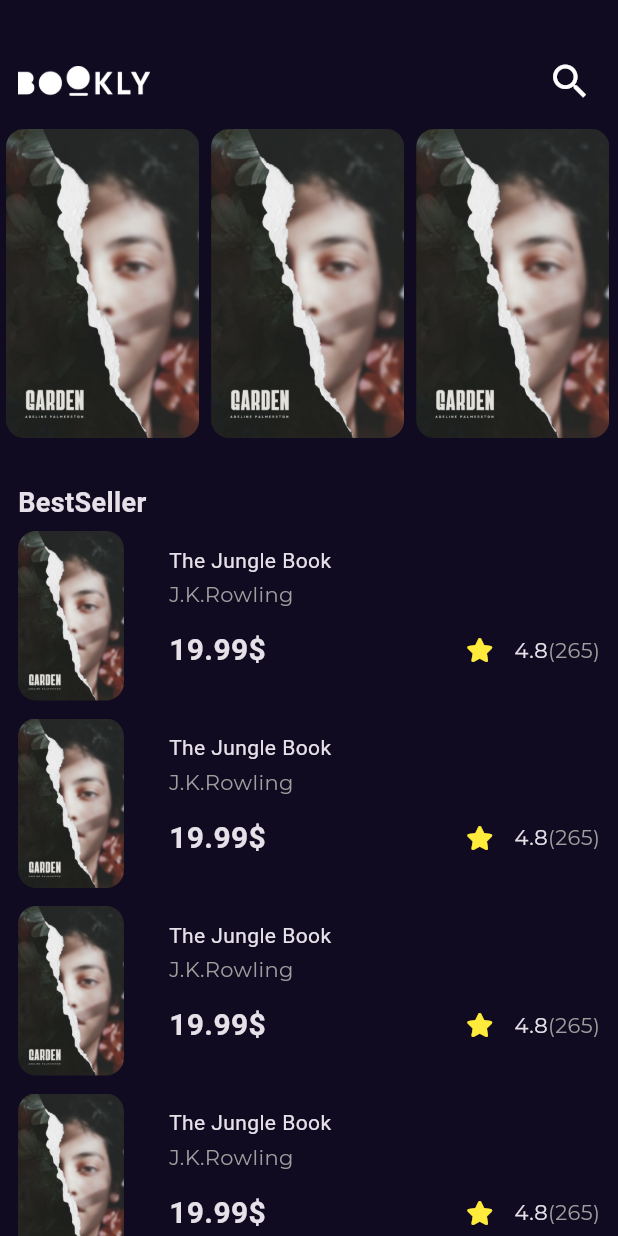
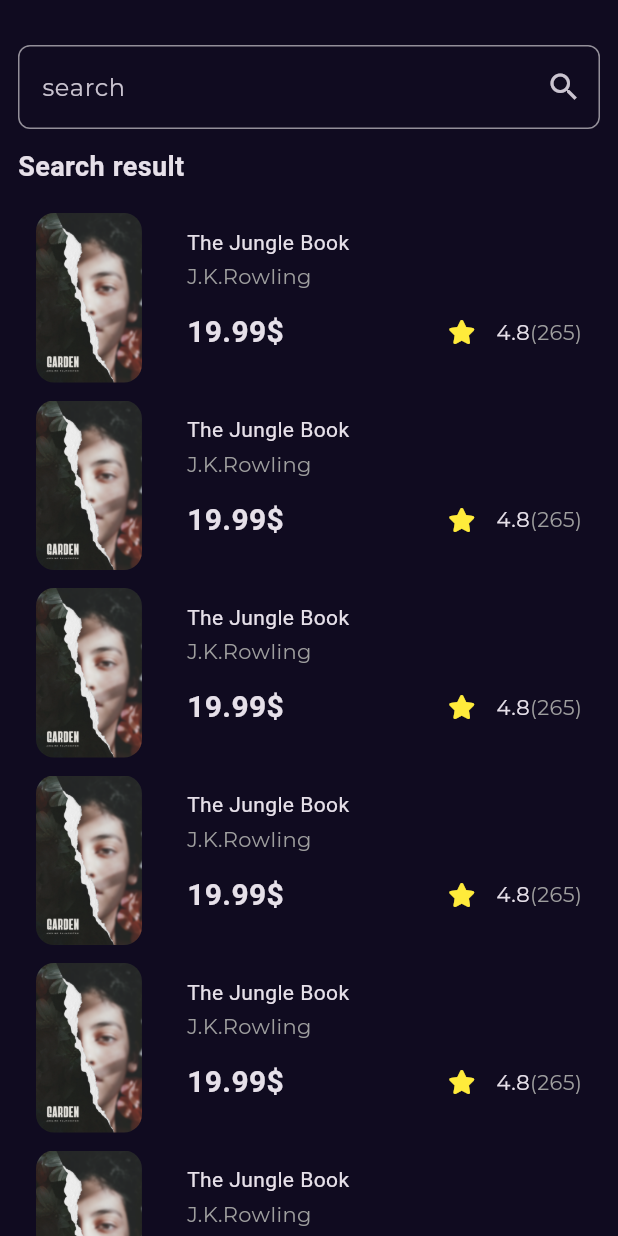
Before and after one commit to khaledelnagdy10/Bookly_app, a Flutter app: the screen it shows after launch, after a tap on the "search" icon, on a phone screen of 412 x 824 dp. Run offline on Flutter 3.47's test engine with Material 3 defaults, Android fonts, the phone set to English and light mode, and no system bars; our stand-ins replace font_awesome_flutter, go_router, google_fonts.

Commit message:
creat Seach view body

```diff
--- a/lib/core/utils/routers.dart
+++ b/lib/core/utils/routers.dart
@@ -1,5 +1,6 @@
 import 'package:bookly_app/features/home/presentation/views/home_view.dart';
 import 'package:bookly_app/features/home/presentation/views/widgets/book_details_view.dart';
+import 'package:bookly_app/features/search/presentation/views/widget/search_view_body.dart';
 import 'package:bookly_app/features/splash/presentation/views/splash_view.dart';
 import 'package:flutter/material.dart';
 import 'package:go_router/go_router.dart';
@@ -21,7 +22,12 @@ abstract class AppRouter {
           path: '/bookDetailsView',
           builder: (BuildContext context, GoRouterState state) {
             return const BookDetialsView();
-          })
+          }),
+      GoRoute(
+          path: '/searchView',
+          builder: (BuildContext context, GoRouterState state) {
+            return const SearchViewBody();
+          }),
     ],
   );
 }
--- a/lib/features/home/presentation/views/widgets/book_details_body.dart
+++ b/lib/features/home/presentation/views/widgets/book_details_body.dart
@@ -14,7 +14,6 @@ class BookDetailsBody extends StatelessWidget {
     return CustomScrollView(
       slivers: [
         SliverFillRemaining(
-          hasScrollBody: false,
           child: SafeArea(
             child: Padding(
               padding: const EdgeInsets.symmetric(horizontal: 10.0),
--- a/lib/features/home/presentation/views/widgets/custom_home_view_app_bar.dart
+++ b/lib/features/home/presentation/views/widgets/custom_home_view_app_bar.dart
@@ -1,5 +1,6 @@
 import 'package:bookly_app/core/utils/assets.dart';
 import 'package:flutter/material.dart';
+import 'package:go_router/go_router.dart';
 
 class CustomHomeViewAppBar extends StatelessWidget {
   const CustomHomeViewAppBar({super.key});
@@ -16,7 +17,9 @@ class CustomHomeViewAppBar extends StatelessWidget {
             scale: 3.4,
           ),
           IconButton(
-              onPressed: () {},
+              onPressed: () {
+                GoRouter.of(context).push('/searchView');
+              },
               icon: const Icon(
                 Icons.search,
                 size: 30,
--- /dev/null
+++ b/lib/features/search/presentation/views/widget/search_books_list_view.dart
@@ -0,0 +1,87 @@
+import 'package:bookly_app/constants.dart';
+import 'package:bookly_app/core/utils/assets.dart';
+import 'package:bookly_app/core/utils/styles.dart';
+import 'package:bookly_app/features/home/presentation/views/widgets/rating_book.dart';
+import 'package:flutter/material.dart';
+import 'package:go_router/go_router.dart';
+
+class SearchBookListView extends StatelessWidget {
+  const SearchBookListView({super.key});
+
+  @override
+  Widget build(BuildContext context) {
+    return ListView.builder(
+        itemCount: 10,
+        itemBuilder: (context, index) {
+          return GestureDetector(
+            onTap: () {
+              GoRouter.of(context).push('/bookDetailsView');
+            },
+            child: SizedBox(
+              height: 125,
+              child: Padding(
+                padding:
+                    const EdgeInsets.symmetric(vertical: 6.0, horizontal: 12),
+                child: Row(
+                  children: [
+                    AspectRatio(
+                      aspectRatio: 2.5 / 4,
+                      child: Container(
+                        decoration: BoxDecoration(
+                          image: const DecorationImage(
+                            fit: BoxFit.fill,
+                            image: AssetImage(AssetsData.coverBook),
+                          ),
+                          borderRadius: BorderRadius.circular(12),
+                        ),
+                      ),
+                    ),
+                    const SizedBox(
+                      width: 30,
+                    ),
+                    Expanded(
+                      child: Column(
+                        mainAxisAlignment: MainAxisAlignment.center,
+                        crossAxisAlignment: CrossAxisAlignment.start,
+                        children: [
+                          SizedBox(
+                            width: MediaQuery.of(context).size.width * .5,
+                            child: const Text(
+                              'The Jungle Book',
+                              maxLines: 2,
+                              overflow: TextOverflow.ellipsis,
+                              style:
+                                  TextStyle(fontFamily: kGTSectraFineRegular),
+                            ),
+                          ),
+                          const SizedBox(
+                            height: 3,
+                          ),
+                          Text('J.K.Rowling',
+                              style: Styles.textStyle14
+                                  .copyWith(color: Colors.grey)),
+                          const SizedBox(
+                            height: 3,
+                          ),
+                          Row(
+                            mainAxisAlignment: MainAxisAlignment.spaceBetween,
+                            children: [
+                              Text(
+                                r'19.99$',
+                                style: Styles.textStyle20
+                                    .copyWith(fontWeight: FontWeight.bold),
+                              ),
+                              const RatingBook()
+                            ],
+                          )
+                        ],
+                      ),
+                    )
+                  ],
+                ),
+              ),
+            ),
+          );
+        });
+  }
+}
--- /dev/null
+++ b/lib/features/search/presentation/views/widget/search_view.dart
@@ -0,0 +1,11 @@
+import 'package:bookly_app/features/search/presentation/views/widget/search_view_body.dart';
+import 'package:flutter/material.dart';
+
+class SearchView extends StatelessWidget {
+  const SearchView({super.key});
+
+  @override
+  Widget build(BuildContext context) {
+    return const SearchViewBody();
+  }
+}
--- /dev/null
+++ b/lib/features/search/presentation/views/widget/search_view_body.dart
@@ -0,0 +1,43 @@
+import 'package:bookly_app/core/utils/styles.dart';
+import 'package:bookly_app/features/search/presentation/views/widget/search_books_list_view.dart';
+import 'package:flutter/material.dart';
+
+class SearchViewBody extends StatelessWidget {
+  const SearchViewBody({super.key});
+
+  @override
+  Widget build(BuildContext context) {
+    return Scaffold(
+        body: SafeArea(
+      minimum: const EdgeInsets.only(left: 12, right: 12, top: 30),
+      child: Column(
+        children: [
+          TextField(
+            decoration: InputDecoration(
+              hintText: 'search',
+              suffixIcon: const Icon(Icons.search),
+              border: OutlineInputBorder(
+                  borderSide: const BorderSide(color: Colors.white),
+                  borderRadius: BorderRadius.circular(8)),
+            ),
+          ),
+          SizedBox(
+            height: 12,
+          ),
+          const Row(
+            children: [
+              Text(
+                'Search result',
+                style: Styles.textStyle18,
+              ),
+            ],
+          ),
+          SizedBox(
+            height: 12,
+          ),
+          const Expanded(child: SearchBookListView())
+        ],
+      ),
+    ));
+  }
+}
--- a/lib/main.dart
+++ b/lib/main.dart
@@ -1,7 +1,5 @@
 import 'package:bookly_app/constants.dart';
 import 'package:bookly_app/core/utils/routers.dart';
-import 'package:bookly_app/features/splash/presentation/views/splash_view.dart';
-
 import 'package:flutter/material.dart';
 
 import 'package:google_fonts/google_fonts.dart';
```
